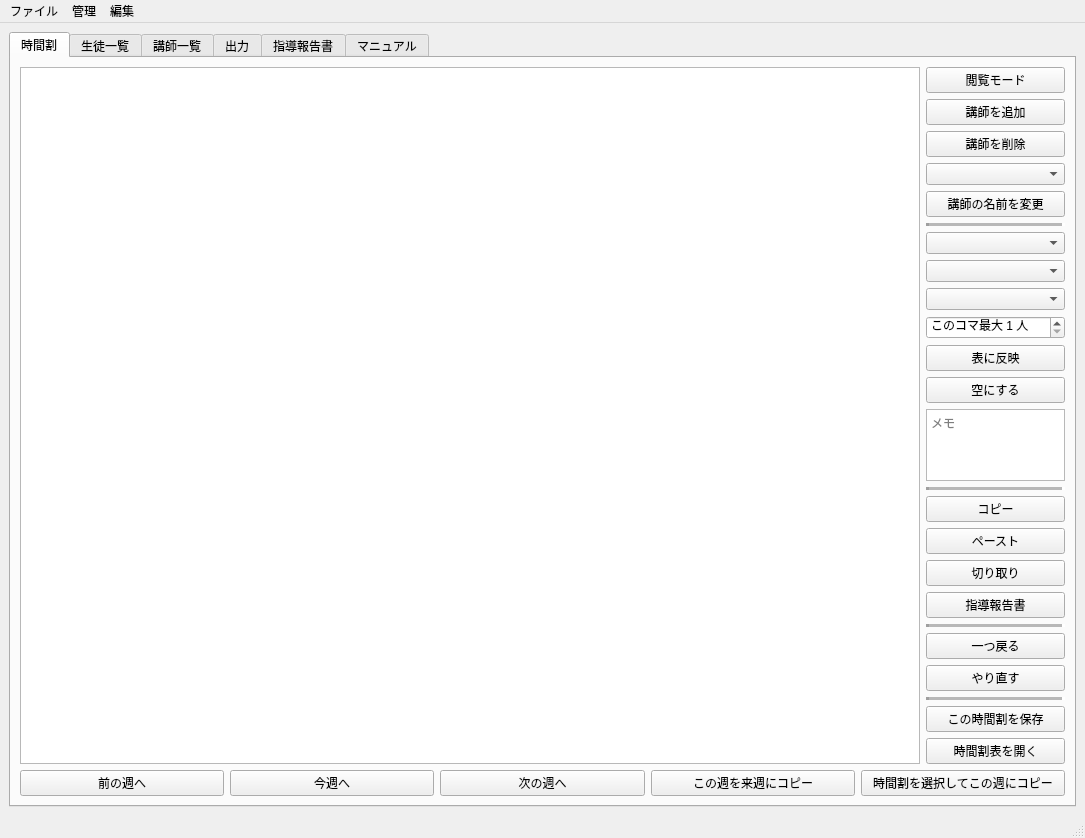
Before: the Qt Designer form mainwindow.ui in ROMEKANA/TimeTable, drawn with Qt 5.
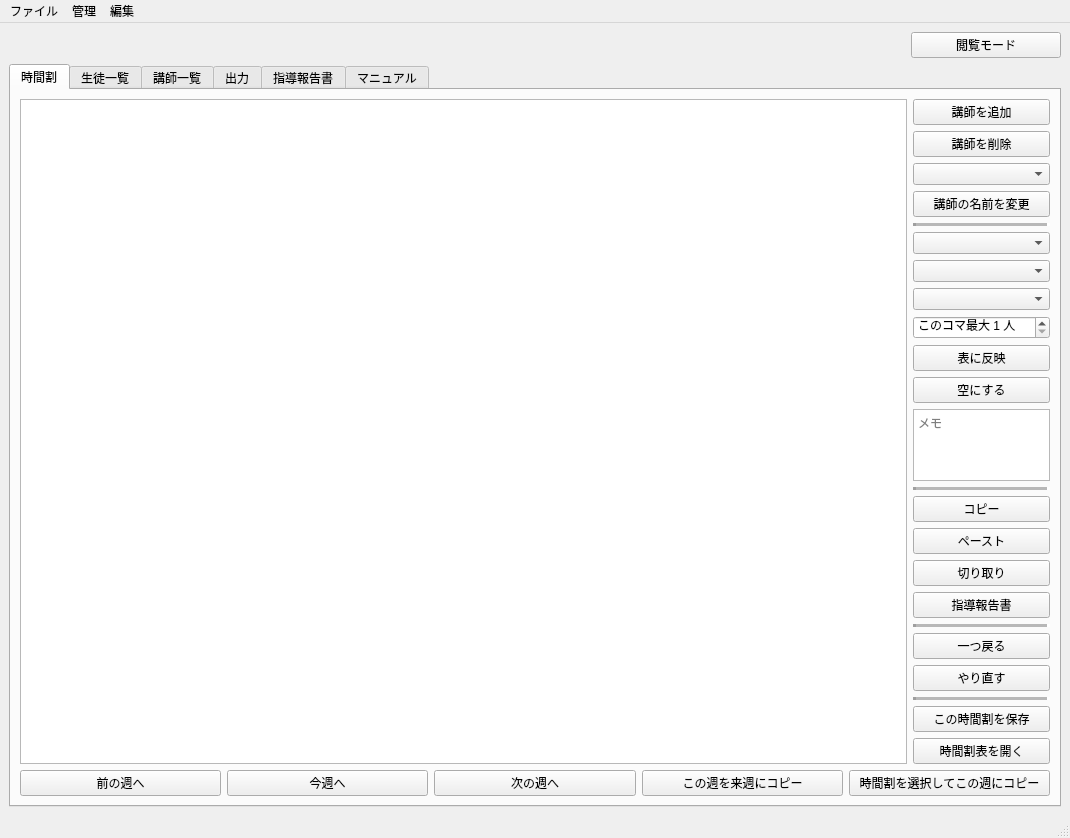
After: the same form once the commit is applied. Custom widgets are drawn as their Qt base class.

Commit message: v0.3.41 閲覧・編集モードボタンを共通化し設定を基本データへ移動

```diff
--- a/mainwindow.ui
+++ b/mainwindow.ui
@@ -6,8 +6,8 @@
    <rect>
     <x>0</x>
     <y>0</y>
-    <width>1085</width>
-    <height>824</height>
+    <width>1070</width>
+    <height>826</height>
    </rect>
   </property>
   <property name="windowTitle">
@@ -15,6 +15,48 @@
   </property>
   <widget class="QWidget" name="centralwidget">
    <layout class="QVBoxLayout" name="verticalLayout_7">
+    <item>
+     <layout class="QHBoxLayout" name="horizontalLayout_8" stretch="13,2">
+      <item>
+       <spacer name="horizontalSpacer">
+        <property name="orientation">
+         <enum>Qt::Orientation::Horizontal</enum>
+        </property>
+        <property name="sizeType">
+         <enum>QSizePolicy::Policy::Expanding</enum>
+        </property>
+        <property name="sizeHint" stdset="0">
+         <size>
+          <width>0</width>
+          <height>0</height>
+         </size>
+        </property>
+       </spacer>
+      </item>
+      <item>
+       <widget class="QPushButton" name="scheduleEditModeButton">
+        <property name="sizePolicy">
+         <sizepolicy hsizetype="Expanding" vsizetype="Fixed">
+          <horstretch>0</horstretch>
+          <verstretch>0</verstretch>
+         </sizepolicy>
+        </property>
+        <property name="minimumSize">
+         <size>
+          <width>150</width>
+          <height>0</height>
+         </size>
+        </property>
+        <property name="toolTip">
+         <string>全タブ共通の閲覧モードと編集モードを切り替えます</string>
+        </property>
+        <property name="text">
+         <string>閲覧モード</string>
+        </property>
+       </widget>
+      </item>
+     </layout>
+    </item>
     <item>
      <widget class="QTabWidget" name="mainTabWidget">
       <property name="sizePolicy">
@@ -53,16 +95,6 @@
             <property name="sizeConstraint">
              <enum>QLayout::SizeConstraint::SetDefaultConstraint</enum>
             </property>
-            <item>
-             <widget class="QPushButton" name="scheduleEditModeButton">
-              <property name="toolTip">
-               <string>時間割の閲覧モードと編集モードを切り替えます</string>
-              </property>
-              <property name="text">
-               <string>閲覧モード</string>
-              </property>
-             </widget>
-            </item>
             <item>
              <widget class="QPushButton" name="addTeacherColumnButton">
               <property name="text">
@@ -1142,7 +1174,7 @@
     <rect>
      <x>0</x>
      <y>0</y>
-     <width>1085</width>
+     <width>1070</width>
      <height>21</height>
     </rect>
    </property>
```
Left out of the diff: 14 changed lines with no effect on the pictures. The commit also changes 7 other files.
